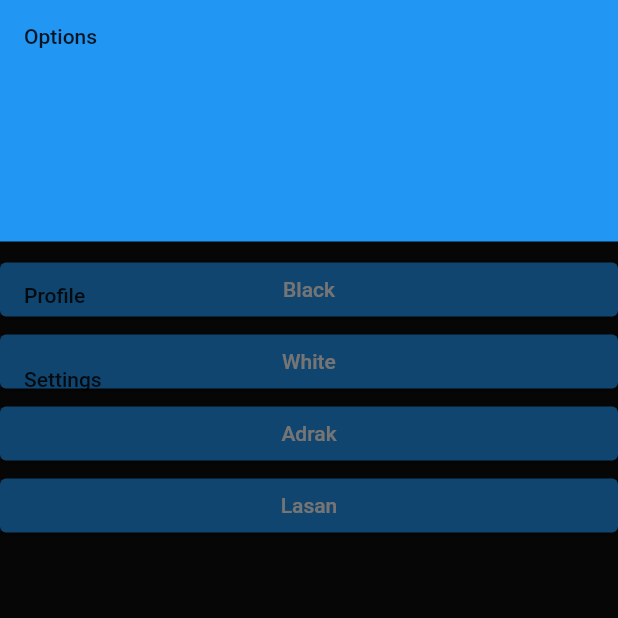
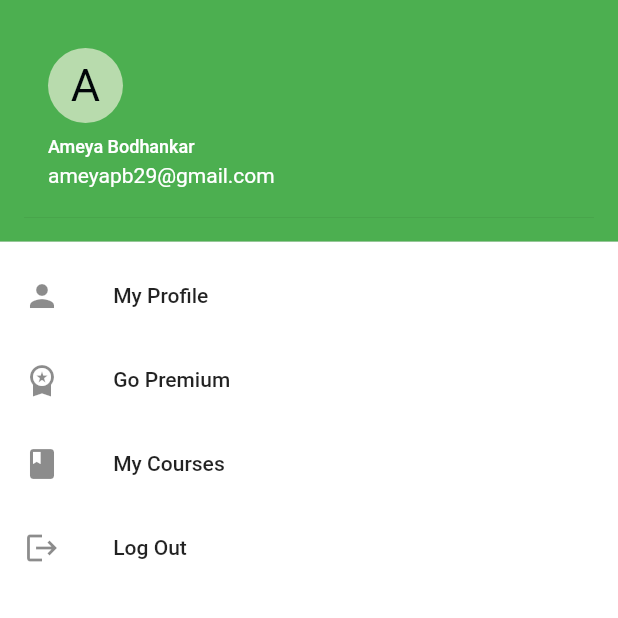
Before and after one commit to abcamero/flutterlearn, a Flutter app: the screen it shows after launch, with the side drawer open, on a phone screen of 412 x 824 dp, the top half of it. Run offline on Flutter 3.47's test engine with Material 2 defaults, Android fonts, the phone set to English and light mode, and no system bars.

Commit message:
Modified Left Drawer - Color, Icons , Username email

```diff
--- a/flutter_complete_guide/lib/lefrdrawer.dart
+++ b/flutter_complete_guide/lib/lefrdrawer.dart
@@ -10,30 +10,57 @@ class Drawerleft extends StatelessWidget
   {
     return Container(
         child: ListView(
-          padding: EdgeInsets.zero,
+          padding: const EdgeInsets.all(0),
           children: [
       const DrawerHeader(
         decoration: BoxDecoration(
-          color: Colors.blue,
+          color: Colors.green,
         ),
-        child: Text('Options'),
+        //child: Text('Options'),
+        child: UserAccountsDrawerHeader(decoration: BoxDecoration(color: Colors.green), accountName: Text("Ameya Bodhankar",
+        style: TextStyle(fontSize: 12)),
+        accountEmail: Text("ameyapb29@gmail.com"),
+        currentAccountPictureSize: Size.square(50),
+        currentAccountPicture: CircleAvatar(
+        backgroundColor: Color.fromARGB(255, 184, 219, 173),
+        child: Text("A",style: TextStyle(fontSize: 30.0, color: Color.fromARGB(255, 1, 6, 9)),
+         )
+        ),
+        )
+
       ),
       ListTile(
-        title: const Text('Profile'),
-        onTap: () {
-          // Update the state of the app.
-          // ...
-        },
+             leading: const Icon(Icons.person),
+              title: const Text(' My Profile '),
+              onTap: () {
+                Navigator.pop(context);
+              }
       ),
       ListTile(
-        title: const Text('Settings'),
-        onTap: () {
-          // Update the state of the app.‸
-          // ...
-        },
+              leading: const Icon(Icons.workspace_premium),
+              title: const Text(' Go Premium '),
+              onTap: () {
+                Navigator.pop(context);
+              },
+      ),
+      ListTile(
+              leading: const Icon(Icons.book),
+              title: const Text(' My Courses '),
+              onTap: () {
+                Navigator.pop(context);
+              },
+      ),
+      ListTile(
+              leading: const Icon(Icons.logout),
+              title: const Text(' Log Out '),
+              onTap: () {
+                Navigator.pop(context);
+              },
+
       ),
     ],
-    )
+    ),
+    color: Colors.white,
     );
 
   }
--- a/flutter_complete_guide/lib/main.dart
+++ b/flutter_complete_guide/lib/main.dart
@@ -44,10 +44,10 @@ class _MyAppState extends State<MyApp>
     ];
     return MaterialApp(
       home: Scaffold(
-        backgroundColor: Color.fromARGB(255, 12, 13, 12),
+        backgroundColor: Color.fromARGB(255, 209, 214, 209),
         appBar: AppBar(
-          title: Text('Whatsaap'),
-           backgroundColor: Color.fromARGB(255, 42, 192, 57),
+          title: Text('Juiee Batch Bakery'),
+           backgroundColor: Color.fromARGB(255, 218, 116, 188),
           ),
           body: Column(
             children: [
```
